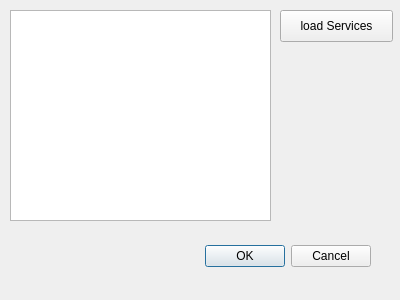
Above: Qagol_dialog_base.ui from riccardoklinger/Qagol before the change. Below: the same form after it.
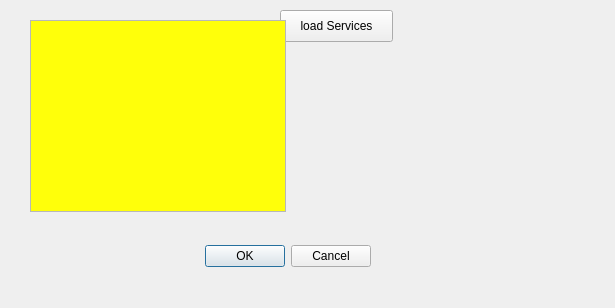
That is the form after the change.

The edit to the form file:
```diff
--- a/Qagol_dialog_base.ui
+++ b/Qagol_dialog_base.ui
@@ -6,10 +6,74 @@
    <rect>
     <x>0</x>
     <y>0</y>
-    <width>400</width>
-    <height>300</height>
+    <width>615</width>
+    <height>308</height>
    </rect>
   </property>
+  <property name="palette">
+   <palette>
+    <active>
+     <colorrole role="Base">
+      <brush brushstyle="SolidPattern">
+       <color alpha="255">
+        <red>255</red>
+        <green>255</green>
+        <blue>10</blue>
+       </color>
+      </brush>
+     </colorrole>
+     <colorrole role="NoRole">
+      <brush brushstyle="SolidPattern">
+       <color alpha="255">
+        <red>0</red>
+        <green>0</green>
+        <blue>255</blue>
+       </color>
+      </brush>
+     </colorrole>
+    </active>
+    <inactive>
+     <colorrole role="Base">
+      <brush brushstyle="SolidPattern">
+       <color alpha="255">
+        <red>255</red>
+        <green>255</green>
+        <blue>10</blue>
+       </color>
+      </brush>
+     </colorrole>
+     <colorrole role="NoRole">
+      <brush brushstyle="SolidPattern">
+       <color alpha="255">
+        <red>0</red>
+        <green>0</green>
+        <blue>255</blue>
+       </color>
+      </brush>
+     </colorrole>
+    </inactive>
+    <disabled>
+     <colorrole role="Base">
+      <brush brushstyle="SolidPattern">
+       <color alpha="255">
+        <red>236</red>
+        <green>236</green>
+        <blue>236</blue>
+       </color>
+      </brush>
+     </colorrole>
+     <colorrole role="NoRole">
+      <brush brushstyle="SolidPattern">
+       <color alpha="255">
+        <red>0</red>
+        <green>0</green>
+        <blue>255</blue>
+       </color>
+      </brush>
+     </colorrole>
+    </disabled>
+   </palette>
+  </property>
   <property name="windowTitle">
    <string>Qagol</string>
   </property>
@@ -29,16 +93,6 @@
     <set>QDialogButtonBox::Cancel|QDialogButtonBox::Ok</set>
    </property>
   </widget>
-  <widget class="QListView" name="listView">
-   <property name="geometry">
-    <rect>
-     <x>10</x>
-     <y>10</y>
-     <width>261</width>
-     <height>211</height>
-    </rect>
-   </property>
-  </widget>
   <widget class="QPushButton" name="loadServices">
    <property name="geometry">
     <rect>
@@ -50,6 +104,19 @@
    </property>
    <property name="text">
     <string>load Services</string>
+   </property>
+   <property name="checkable">
+    <bool>false</bool>
+   </property>
+  </widget>
+  <widget class="QListWidget" name="listWidget">
+   <property name="geometry">
+    <rect>
+     <x>30</x>
+     <y>20</y>
+     <width>256</width>
+     <height>192</height>
+    </rect>
    </property>
   </widget>
  </widget>
```
